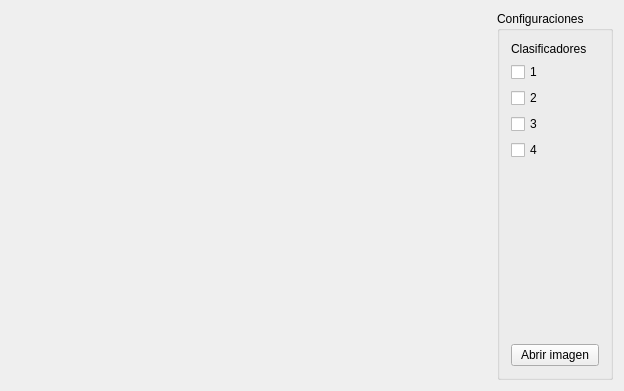
Old version of the form principal.ui in the repository cosimani/TeleVision.
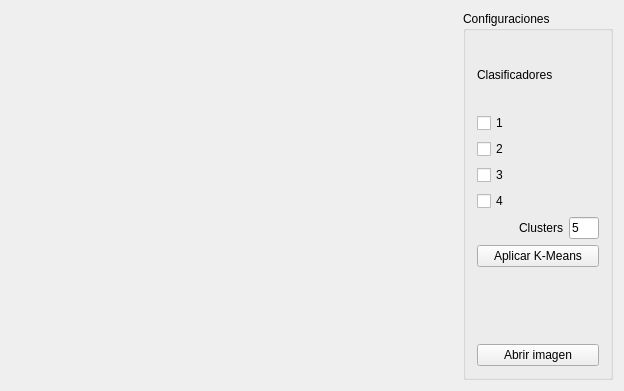
New version of the form. Custom widgets are drawn as their Qt base class.

```diff
--- a/principal.ui
+++ b/principal.ui
@@ -16,65 +16,91 @@
   <layout class="QGridLayout" name="gridLayout">
    <item row="0" column="1">
     <widget class="QGroupBox" name="gbConfig">
+     <property name="maximumSize">
+      <size>
+       <width>150</width>
+       <height>16777215</height>
+      </size>
+     </property>
      <property name="title">
       <string>Configuraciones</string>
      </property>
      <layout class="QGridLayout" name="gridLayout_2">
-      <item row="6" column="0">
+      <item row="5" column="0">
+       <widget class="QLabel" name="lClusters">
+        <property name="text">
+         <string>Clusters</string>
+        </property>
+        <property name="alignment">
+         <set>Qt::AlignRight|Qt::AlignTrailing|Qt::AlignVCenter</set>
+        </property>
+       </widget>
+      </item>
+      <item row="8" column="0" colspan="2">
        <widget class="QPushButton" name="pbAbrir">
         <property name="text">
          <string>Abrir imagen</string>
         </property>
        </widget>
       </item>
-      <item row="5" column="0">
-       <spacer name="verticalSpacer">
-        <property name="orientation">
-         <enum>Qt::Vertical</enum>
-        </property>
-        <property name="sizeHint" stdset="0">
+      <item row="5" column="1">
+       <widget class="QLineEdit" name="leClusters">
+        <property name="maximumSize">
          <size>
-          <width>20</width>
-          <height>40</height>
+          <width>30</width>
+          <height>16777215</height>
          </size>
         </property>
-       </spacer>
-      </item>
-      <item row="3" column="0">
-       <widget class="QCheckBox" name="cbClasif3">
         <property name="text">
-         <string>3</string>
+         <string>5</string>
         </property>
        </widget>
       </item>
-      <item row="0" column="0">
-       <widget class="QLabel" name="label">
-        <property name="text">
-         <string>Clasificadores</string>
-        </property>
-       </widget>
-      </item>
-      <item row="4" column="0">
+      <item row="4" column="0" colspan="2">
        <widget class="QCheckBox" name="cbClasif4">
         <property name="text">
          <string>4</string>
         </property>
        </widget>
       </item>
-      <item row="1" column="0">
-       <widget class="QCheckBox" name="cbClasif1">
+      <item row="3" column="0" colspan="2">
+       <widget class="QCheckBox" name="cbClasif3">
         <property name="text">
-         <string>1</string>
+         <string>3</string>
         </property>
        </widget>
       </item>
-      <item row="2" column="0">
+      <item row="2" column="0" colspan="2">
        <widget class="QCheckBox" name="cbClasif2">
         <property name="text">
          <string>2</string>
         </property>
        </widget>
       </item>
+      <item row="1" column="0" colspan="2">
+       <widget class="QCheckBox" name="cbClasif1">
+        <property name="text">
+         <string>1</string>
+        </property>
+       </widget>
+      </item>
+      <item row="0" column="0" colspan="2">
+       <widget class="QLabel" name="lClasif">
+        <property name="text">
+         <string>Clasificadores</string>
+        </property>
+       </widget>
+      </item>
+      <item row="6" column="0" colspan="2">
+       <widget class="QPushButton" name="pbKmeans">
+        <property name="text">
+         <string>Aplicar K-Means</string>
+        </property>
+       </widget>
+      </item>
+      <item row="7" column="0" colspan="2">
+       <widget class="Logo" name="logo" native="true"/>
+      </item>
      </layout>
     </widget>
    </item>
@@ -94,6 +120,14 @@
   </layout>
  </widget>
  <layoutdefault spacing="6" margin="11"/>
+ <customwidgets>
+  <customwidget>
+   <class>Logo</class>
+   <extends>QWidget</extends>
+   <header>logo.h</header>
+   <container>1</container>
+  </customwidget>
+ </customwidgets>
  <resources/>
  <connections/>
 </ui>
```
Left out of the diff: 26 changed lines with no effect on the pictures.
